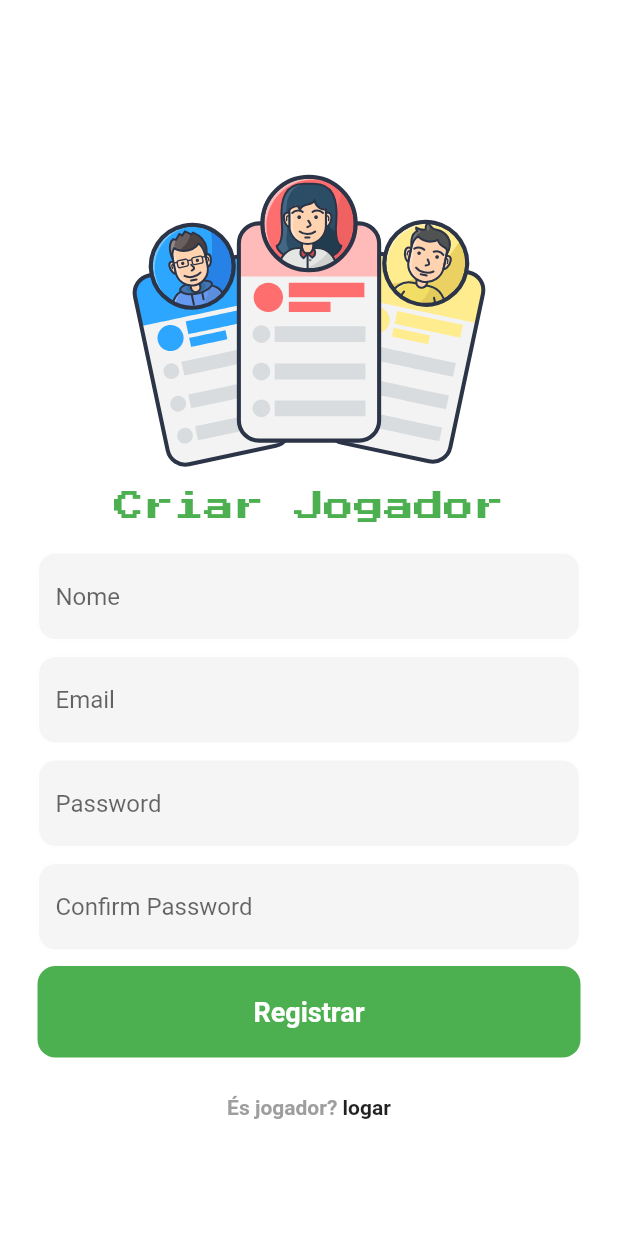
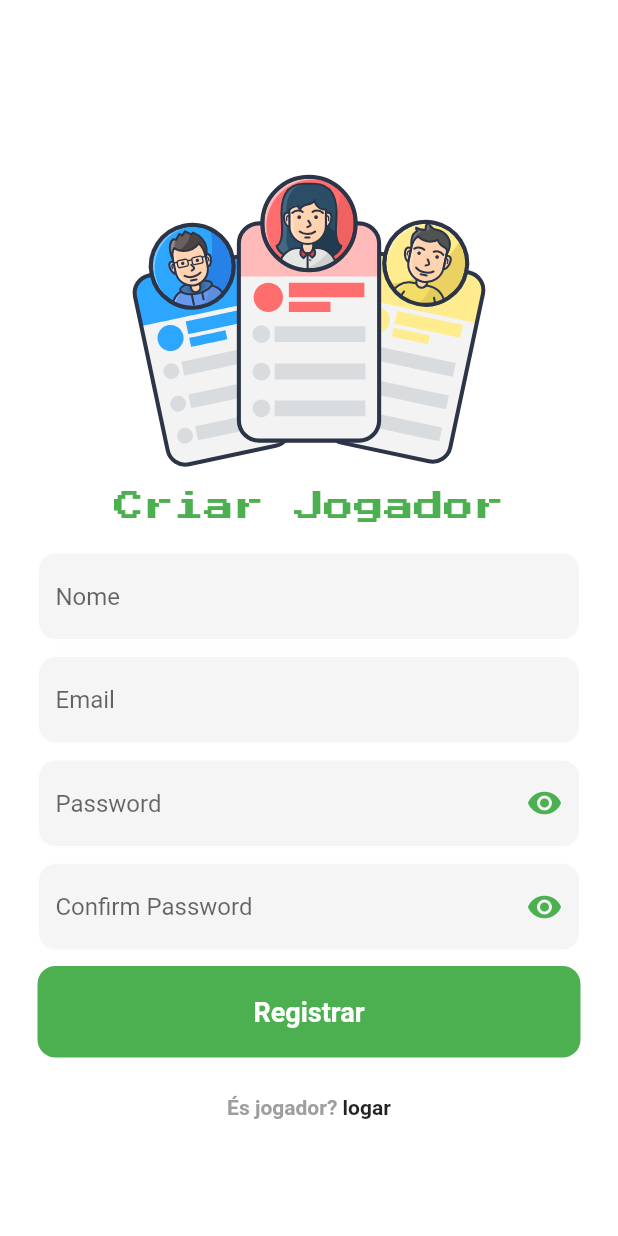
Before and after one commit to neIsonp/Quiz_app, a Flutter app: the RegisterPage screen opened directly with empty values, on a phone screen of 412 x 824 dp. Run offline on Flutter 3.47's test engine with Material 2 defaults, Android fonts, the phone set to English and light mode, and no system bars; drawn by our look-alikes of lottie; our stand-ins replace cloud_firestore, firebase_auth, firebase_core, flutter_custom_clippers, google_fonts; accounts and stored records are empty; network calls fail.

Commit message:
some atributes changes

```diff
--- a/lib/components/drawer_navigation.dart
+++ b/lib/components/drawer_navigation.dart
@@ -36,7 +36,7 @@ class _DrawerNavigationState extends State<DrawerNavigation> {
                   .snapshots(),
               builder: ((context, snapshot) {
                 if (!snapshot.hasData) {
-                  return CircularProgressIndicator();
+                  return Container();
                 } else {
                   return UserAccountsDrawerHeader(
                     decoration: const BoxDecoration(
--- a/lib/main.dart
+++ b/lib/main.dart
@@ -8,6 +8,7 @@ import 'package:login_app_firebase/pages/quiz_page.dart';
 import 'package:login_app_firebase/utils/app_routes.dart';
 import 'pages/login_page.dart';
 import 'package:firebase_core/firebase_core.dart';
+
 void main() async {
   WidgetsFlutterBinding.ensureInitialized();
   await Firebase.initializeApp();
--- a/lib/models/user_model.dart
+++ b/lib/models/user_model.dart
@@ -1,23 +1,23 @@
 class UserModel {
   final String name;
   final String email;
-  int pontos;
+  int score;
 
   UserModel({
     required this.name,
     required this.email,
-    required this.pontos,
+    required this.score,
   });
 
   Map<String, dynamic> toJson() => {
         'name': name,
         'email': email,
-        'pontos': pontos,
+        'score': score,
       };
 
   static UserModel fromJson(Map<String, dynamic> json) => UserModel(
         name: json['name'],
         email: json['email'],
-        pontos: json['pontos'],
+        score: json['score'],
       );
 }
--- a/lib/pages/leaderboard_page.dart
+++ b/lib/pages/leaderboard_page.dart
@@ -56,7 +56,7 @@ class _LeaderBoardPageState extends State<LeaderBoardPage> {
 
   Widget buildUser(UserModel user) => ListTile(
         leading: CircleAvatar(
-          child: Text('${user.pontos}'),
+          child: Text('${user.score}'),
         ),
         title: Text(user.name),
         subtitle: Text(user.email),
--- a/lib/pages/register_page.dart
+++ b/lib/pages/register_page.dart
@@ -21,6 +21,9 @@ class _RegisterPageState extends State<RegisterPage> {
   final _passwordController = TextEditingController();
   final _confirmPasswordController = TextEditingController();
   final _firstNameController = TextEditingController();
+
+  bool obscureText = false;
+  bool obscureTextConfirmPassword = false;
 
   @override
   void dispose() {
@@ -55,7 +58,7 @@ class _RegisterPageState extends State<RegisterPage> {
         addUserDetails(UserModel(
           name: _firstNameController.text,
           email: _emailController.text,
-          pontos: 0,
+          score: 0,
         ));
       }
 
@@ -148,7 +151,7 @@ class _RegisterPageState extends State<RegisterPage> {
                   padding: const EdgeInsets.symmetric(horizontal: 25),
                   child: TextField(
                     controller: _passwordController,
-                    obscureText: true,
+                    obscureText: obscureText,
                     decoration: InputDecoration(
                       enabledBorder: OutlineInputBorder(
                         borderSide: const BorderSide(color: Colors.white),
@@ -157,6 +160,19 @@ class _RegisterPageState extends State<RegisterPage> {
                       focusedBorder: OutlineInputBorder(
                         borderSide: BorderSide(color: Colors.green),
                         borderRadius: BorderRadius.circular(12),
+                      ),
+                      suffixIcon: GestureDetector(
+                        onTap: () {
+                          setState(() {
+                            obscureText = !obscureText;
+                          });
+                        },
+                        child: obscureText
+                            ? const Icon(Icons.visibility_off)
+                            : const Icon(
+                                Icons.visibility,
+                                color: Colors.green,
+                              ),
                       ),
                       border: InputBorder.none,
                       hintText: 'Password',
@@ -170,7 +186,7 @@ class _RegisterPageState extends State<RegisterPage> {
                   padding: const EdgeInsets.symmetric(horizontal: 25),
                   child: TextField(
                     controller: _confirmPasswordController,
-                    obscureText: true,
+                    obscureText: obscureTextConfirmPassword,
                     decoration: InputDecoration(
                       enabledBorder: OutlineInputBorder(
                         borderSide: const BorderSide(color: Colors.white),
@@ -179,6 +195,20 @@ class _RegisterPageState extends State<RegisterPage> {
                       focusedBorder: OutlineInputBorder(
                         borderSide: BorderSide(color: Colors.green),
                         borderRadius: BorderRadius.circular(12),
+                      ),
+                      suffixIcon: GestureDetector(
+                        onTap: () {
+                          setState(() {
+                            obscureTextConfirmPassword =
+                                !obscureTextConfirmPassword;
+                          });
+                        },
+                        child: obscureTextConfirmPassword
+                            ? const Icon(Icons.visibility_off)
+                            : const Icon(
+                                Icons.visibility,
+                                color: Colors.green,
+                              ),
                       ),
                       border: InputBorder.none,
                       hintText: 'Confirm Password',
--- a/lib/repository/firestore_helper.dart
+++ b/lib/repository/firestore_helper.dart
@@ -6,7 +6,7 @@ class FirestoreHelper {
     await FirebaseFirestore.instance.collection(collection).add(data);
   }
 
-  // Get all documents in a collection
+
   static Future<List<DocumentSnapshot>> getDocuments(String collection) async {
     QuerySnapshot snapshot =
         await FirebaseFirestore.instance.collection(collection).get();
@@ -21,7 +21,7 @@ class FirestoreHelper {
         .update(data);
   }
 
-  // Delete a document from a collection
+
   static Future<void> deleteDocument(String collection, String documentId) async {
     await FirebaseFirestore.instance
         .collection(collection)
```
Also changed, not shown: lib/pages/home_page.dart (+22 -19 lines).
